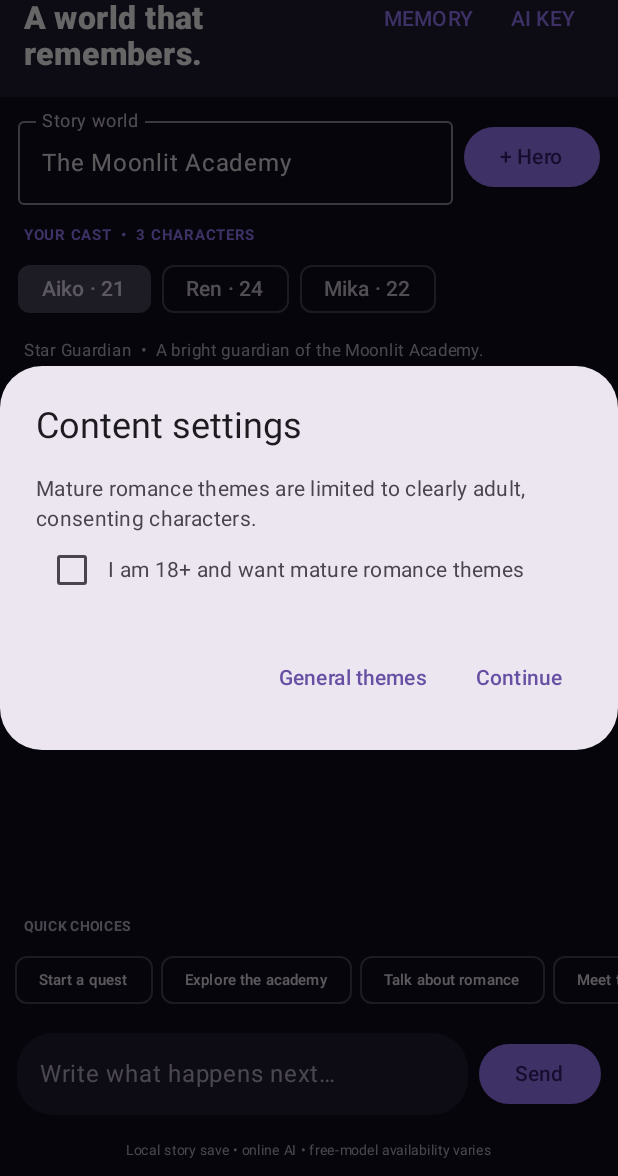
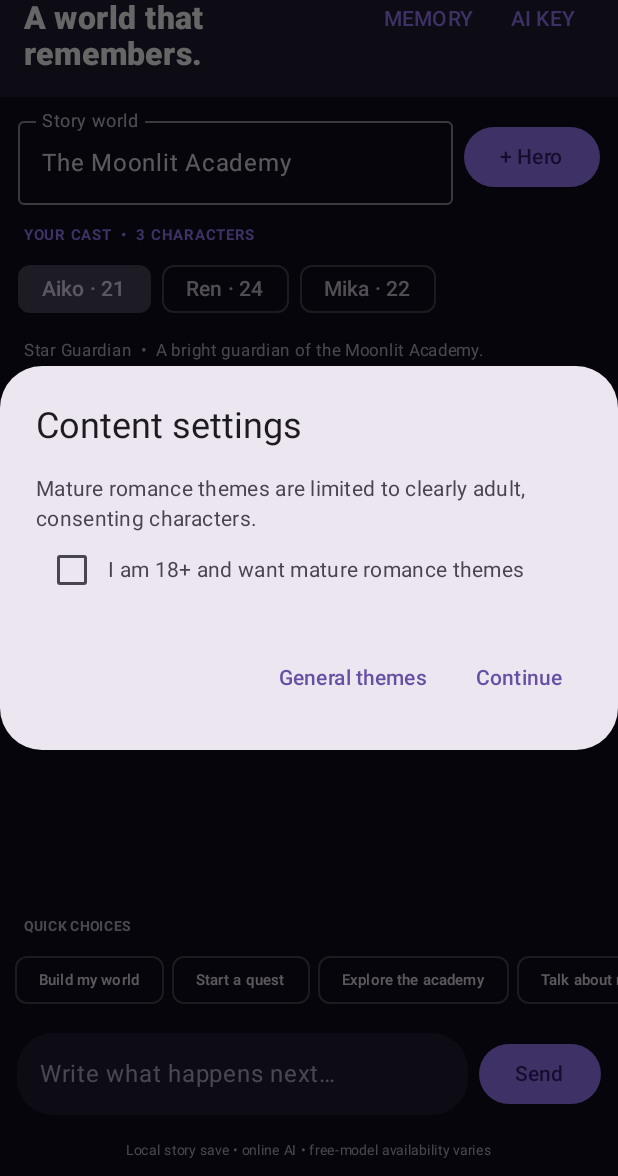
Before and after one commit to athukoralaprabath8-design/AnimeVerse-AI, an Android app built with Jetpack Compose: the screen it shows after launch (MainActivity), on a phone screen of 412 x 824 dp, the part 60-1236 px from its top. Run offline under Robolectric (Android 15) with nearby library versions, the phone set to English and light mode, and no system bars.

Commit message:
Add one-tap AI world building action

```diff
--- a/app/src/main/java/com/animeverse/ai/MainActivity.kt
+++ b/app/src/main/java/com/animeverse/ai/MainActivity.kt
@@ -185,8 +185,8 @@ private fun AnimeVerseApp() {
             if (aiBusy) Text("AI IS THINKING…", color = Violet, fontSize = 10.sp, modifier = Modifier.padding(start = 16.dp))
             Text("QUICK CHOICES", color = Muted, fontSize = 9.sp, fontWeight = FontWeight.Bold, modifier = Modifier.padding(start = 16.dp))
             LazyRow(contentPadding = PaddingValues(horizontal = 10.dp), horizontalArrangement = Arrangement.spacedBy(5.dp)) {
-                items(listOf("Start a quest", "Explore the academy", "Talk about romance", "Meet the whole cast")) { item ->
-                    AssistChip(onClick = { act(item) }, label = { Text(item, fontSize = 10.sp) })
+                items(listOf("Build my world", "Start a quest", "Explore the academy", "Talk about romance", "Meet the whole cast")) { item ->
+                    AssistChip(onClick = { if (item == "Build my world") act("Create a rich, original world bible for our setting. Invent its locations, cultures, factions, history, mysteries, rules, conflicts, and supporting characters. Keep it coherent and leave my character entirely under my control.", true) else act(item) }, label = { Text(item, fontSize = 10.sp) })
                 }
             }
             Row(Modifier.fillMaxWidth().padding(11.dp), verticalAlignment = Alignment.CenterVertically) {
```
